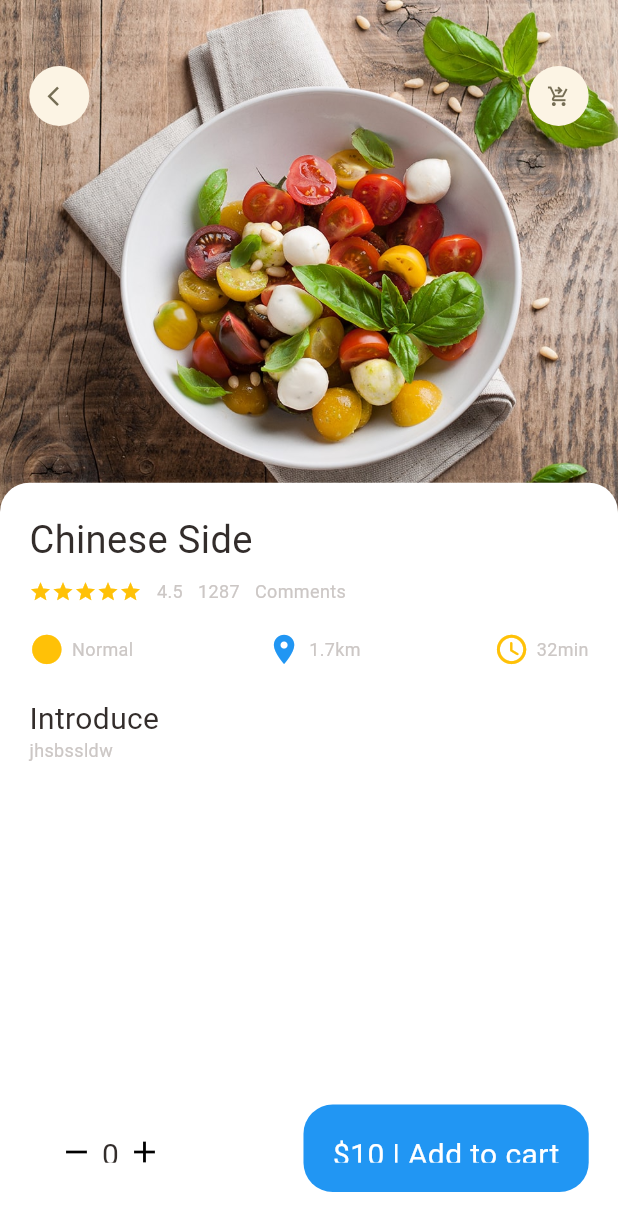
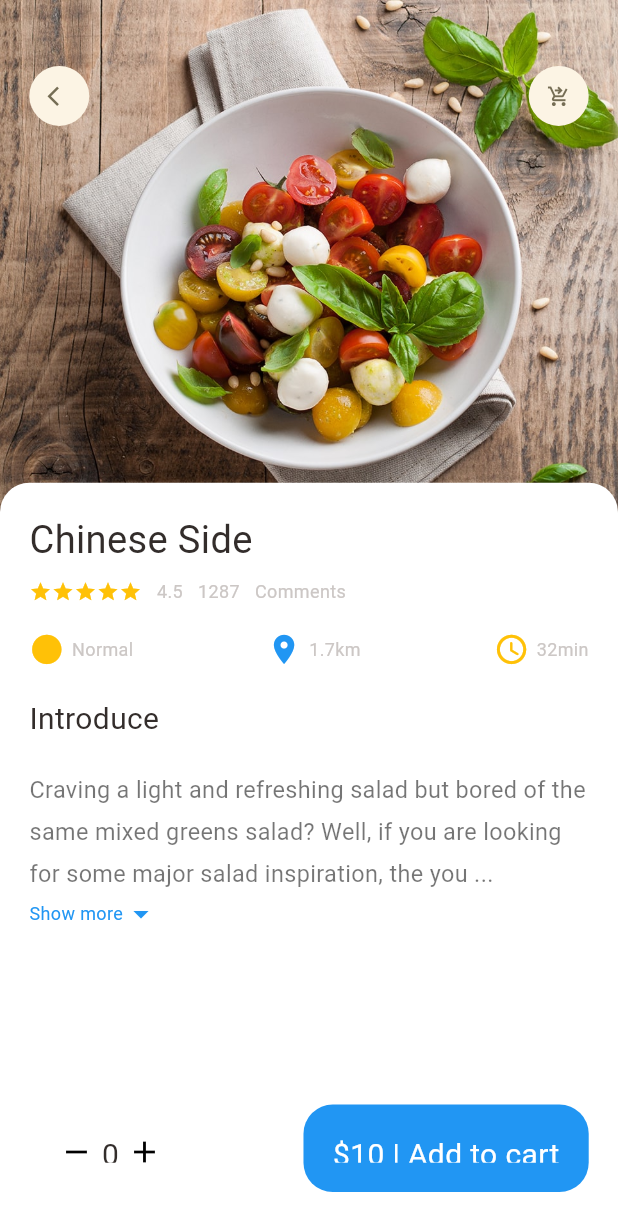
Before and after one commit to hasan972/food_delivary, a Flutter app: the screen it shows after launch, on a phone screen of 412 x 824 dp. Shown: the top 1231 px of the screen. Run offline on Flutter 3.47's test engine with Material 2 defaults, Android fonts, the phone set to English and light mode, and no system bars; our stand-ins replace dots_indicator, get.

Commit message:
Finish the Populer Food Detail page
Start the recommended food detail page

```diff
--- a/lib/pages/food/popular_food_detail.dart
+++ b/lib/pages/food/popular_food_detail.dart
@@ -66,7 +66,12 @@ class PopularFoodDetail extends StatelessWidget {
                       height: Dimensions.height20,
                     ),
                     BigText(text: "Introduce"),
-                    const ExpandableTextWidgets(text: "jhsbssldw")
+                    SizedBox(height: Dimensions.height20,),
+                    const Expanded(
+                        child: SingleChildScrollView(
+                            child: ExpandableTextWidgets(
+                                text:
+                                    "Craving a light and refreshing salad but bored of the same mixed greens salad? Well, if you are looking for some major salad inspiration, the you have come to the right place. We are sharing this collection of our 40 best and most popular salad recipes so that you don't have to look any further when wondering how to make the best salad")))
                   ],
                 )),
           ),
@@ -102,9 +107,13 @@ class PopularFoodDetail extends StatelessWidget {
                     Icons.remove,
                     color: Colors.black,
                   ),
-                  SizedBox(width: Dimensions.width10/2,),
+                  SizedBox(
+                    width: Dimensions.width10 / 2,
+                  ),
                   BigText(text: "0"),
-                  SizedBox(width: Dimensions.width10/2,),
+                  SizedBox(
+                    width: Dimensions.width10 / 2,
+                  ),
                   Icon(
                     Icons.add,
                     color: Colors.black,
@@ -118,11 +127,13 @@ class PopularFoodDetail extends StatelessWidget {
                   bottom: Dimensions.height20,
                   left: Dimensions.width20,
                   right: Dimensions.width20),
-              child: BigText(text: "\$10 | Add to cart",color: Colors.white,),
+              child: BigText(
+                text: "\$10 | Add to cart",
+                color: Colors.white,
+              ),
               decoration: BoxDecoration(
-                borderRadius: BorderRadius.circular(Dimensions.radius20),
-                color: Colors.blue
-              ),
+                  borderRadius: BorderRadius.circular(Dimensions.radius20),
+                  color: Colors.blue),
             )
           ],
         ),
--- a/lib/utils/dimantions.dart
+++ b/lib/utils/dimantions.dart
@@ -22,6 +22,7 @@ static double width15 = screenHeight/56.277;
 static double width20 = screenHeight/42.2;
 static double width30 = screenHeight/28.13;
 //font size
+static double font16 = screenHeight/52.75;
 static double font20 = screenHeight/42.2;
 static double font26 = screenHeight/32.46;
 
--- a/lib/widgets/expandable_text_widget.dart
+++ b/lib/widgets/expandable_text_widget.dart
@@ -4,7 +4,7 @@ import 'package:food_delivary/widgets/small_text.dart';
 
 class ExpandableTextWidgets extends StatefulWidget {
   final String text;
-  const ExpandableTextWidgets({super.key,required this.text});
+  const ExpandableTextWidgets({super.key, required this.text});
 
   @override
   State<ExpandableTextWidgets> createState() => _ExpandableTextWidgetsState();
@@ -16,33 +16,54 @@ class _ExpandableTextWidgetsState extends State<ExpandableTextWidgets> {
   late String secondHalf;
 
   bool hiddenText = true;
-  double textHeight = Dimensions.screenHeight/5.63;
+  double textHeight = Dimensions.screenHeight / 5.63;
 
   @override
   void initState() {
-    // TODO: implement initState
     super.initState();
-    if(widget.text.length>textHeight){
-      firstHalf = widget.text.substring(0,textHeight.toInt());
-      secondHalf = widget.text.substring(textHeight.toInt()+1,widget.text.length);
-    }else{
+    if (widget.text.length > textHeight) {
+      firstHalf = widget.text.substring(0, textHeight.toInt());
+      secondHalf =
+          widget.text.substring(textHeight.toInt() + 1, widget.text.length);
+    } else {
       firstHalf = widget.text;
       secondHalf = "";
     }
   }
+
   Widget build(BuildContext context) {
     return Container(
-      child: secondHalf.isEmpty?SmallText(text: firstHalf):Column(
+      child: secondHalf.isEmpty
+          ? SmallText( color: Colors.black54,size: Dimensions.font16, text: firstHalf)
+          : Column(
               children: [
-          SmallText(text: hiddenText?(firstHalf+"..."):(firstHalf+secondHalf)),
+                //........hiddenText is true first time when the hiddentext become false than second part is working.......//
+                SmallText(
+                  height: 1.8,
+                  color: Colors.black54,
+                    size: Dimensions.font16,
+                    text: hiddenText
+                        ? (firstHalf + "...")
+                        : (firstHalf + secondHalf)),
                 InkWell(
-            onTap: (){
-
+                  onTap: () {
+                    setState(() {
+                      hiddenText = !hiddenText;
+                    });
                   },
                   child: Row(
                     children: [
-                SmallText(text: "Show more",color: Colors.blue,),
-                const Icon(Icons.arrow_drop_down,color: Colors.blue,)
+                      SmallText(
+                        text: "Show more",
+                        color: Colors.blue,
+                      ),
+                      //......if hiddenText is true show the icon otherwise don't show the icon.....//
+                      Icon(
+                        hiddenText
+                            ? Icons.arrow_drop_down
+                            : Icons.arrow_drop_up,
+                        color: Colors.blue,
+                      )
                     ],
                   ),
                 )
```
Also changed, not shown: lib/pages/food/recommended_food_detail.dart (added). Lines whose indentation alone changed are shown as unchanged.
